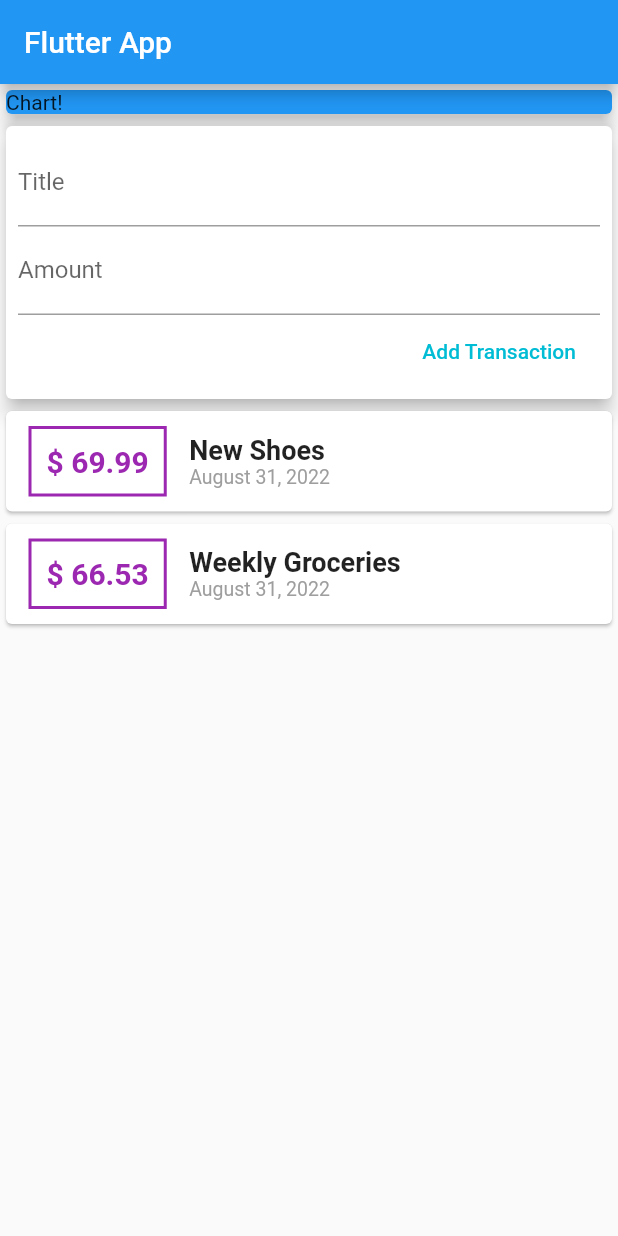
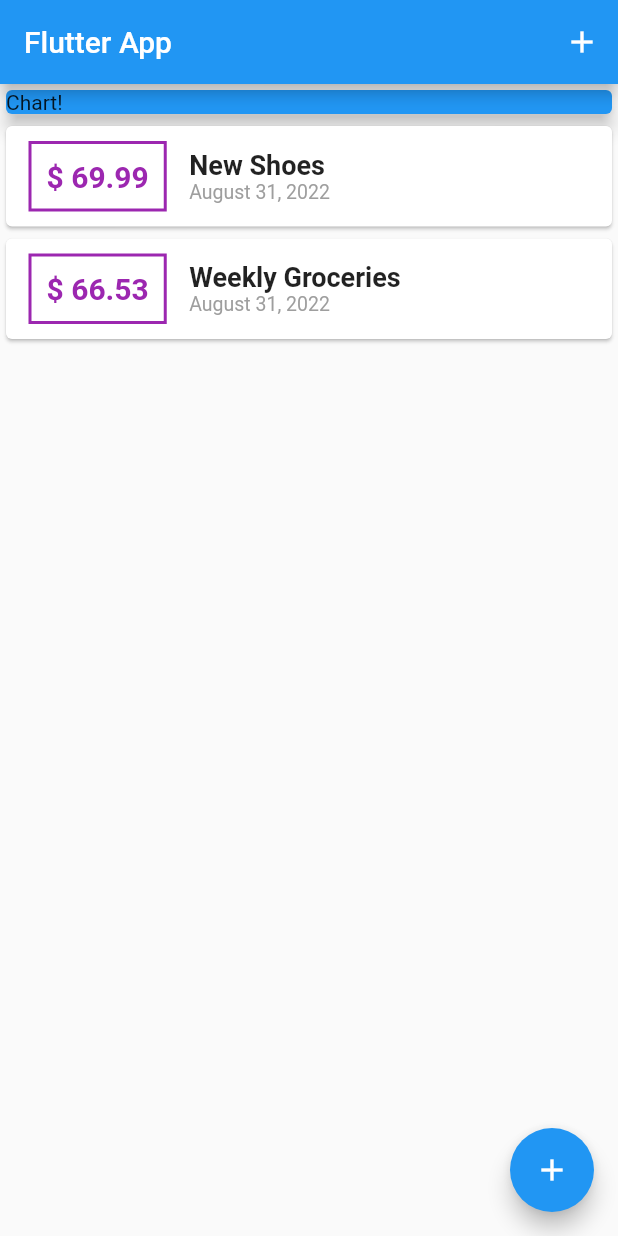
Before and after one commit to rahman9868/expenses_app, a Flutter app: the screen it shows after launch, on a phone screen of 412 x 824 dp. Run offline on Flutter 3.47's test engine with Material 2 defaults, Android fonts, the phone set to English and light mode, and no system bars; missing offline and left inert: dart:ffi.

Commit message:
Section 4 (92 - 95)
Commit:
- Input & Output Styling Configuration
- Add AppBar Button & FloatActionButton
- Showing Modal Bottom Sheet

```diff
--- a/lib/main.dart
+++ b/lib/main.dart
@@ -1,8 +1,7 @@
 import 'package:flutter/material.dart';
 import 'package:flutter_complete_guide/new_transaction.dart';
-import 'package:flutter_complete_guide/user_transaction.dart';
 import 'models/transaction.dart';
-import 'user_transaction.dart';
+import 'transaction_list.dart';
 
 void main() => runApp(MyApp());
 
@@ -16,17 +15,53 @@ class MyApp extends StatelessWidget {
   }
 }
 
-class MyHomePage extends StatelessWidget {
+class MyHomePage extends StatefulWidget {
+
+  @override
+  State<MyHomePage> createState() => _MyHomePageState();
+}
+
+class _MyHomePageState extends State<MyHomePage> {
+
+final List<Transcation> _userTransaction = [
+    Transcation(
+        id: "t1", title: "New Shoes", amount: 69.99, date: DateTime.now()
+        ),
+    Transcation(
+      id: "t2",title: "Weekly Groceries",amount: 66.53,date: DateTime.now()
+      )
+  ];
+
+  void _addNewTransaction(String titlex, double amountx){
+    final newTx = Transcation(title: titlex, amount: amountx, date: DateTime.now(),id: DateTime.now().toString() );
+
+    setState(() {
+      _userTransaction.add(newTx);
+    });
+  }
+
   // String titleInput ;
-  // String amountInput ;
   final titleController = TextEditingController();
+
   final amountController = TextEditingController();
+
+  void _startAddNewTranscation(BuildContext ctx){
+    showModalBottomSheet(context: ctx, builder: (_) {
+      return NewTransaction(_addNewTransaction);
+    });
+  }
 
   @override
   Widget build(BuildContext context) {
     return Scaffold(
         appBar: AppBar(
           title: Text('Flutter App'),
+          actions: [
+            IconButton(
+              onPressed:() => _startAddNewTranscation(context),
+              icon: Icon(Icons.add)
+            )
+          ],
         ),
         body: SingleChildScrollView(
           child: Column(
@@ -37,9 +72,14 @@ class MyHomePage extends StatelessWidget {
                 child: Container(width: double.infinity, child: Text("Chart!")),
                 elevation: 5,
               ),
-              UserTransactions()
+              TransactionList(_userTransaction)
             ],
           ),
-        ));
+        ),
+        floatingActionButton: FloatingActionButton(
+          child: Icon(Icons.add),
+          onPressed: () => _startAddNewTranscation(context),
+          ),
+        );
   }
 }
--- a/lib/transaction_list.dart
+++ b/lib/transaction_list.dart
@@ -1,3 +1,5 @@
+import 'dart:ffi';
+
 import 'package:flutter/material.dart';
 import 'package:flutter_complete_guide/models/transaction.dart';
 import 'models/transaction.dart';
@@ -13,16 +15,17 @@ class TransactionList extends StatelessWidget {
   Widget build(BuildContext context) {
     return   Container(
               width: double.infinity,
-              child: Column(
-                children: transactions.map((tx) {
-                  return Card(
+              height: 300,
+              child: ListView.builder(
+                itemBuilder: (ctx, index) {
+                    return Card(
                     child: Row(
                       children: [
                         Container(
                           margin: EdgeInsets.symmetric(
                               vertical: 10, horizontal: 15),
                           child: Text(
-                            "\$ ${tx.amount}",
+                            "\$ ${transactions[index].amount.toStringAsFixed(2)}",
                             style: TextStyle(fontWeight: FontWeight.bold, fontSize: 20, color: Colors.purple),
                           ),
                           decoration: BoxDecoration(
@@ -32,15 +35,16 @@ class TransactionList extends StatelessWidget {
                         Column(
                           crossAxisAlignment: CrossAxisAlignment.start,
                           children: [
-                            Text(tx.title, style: TextStyle(fontSize: 18, fontWeight: FontWeight.bold)),
+                            Text(transactions[index].title, style: TextStyle(fontSize: 18, fontWeight: FontWeight.bold)),
                             Text(
-                              DateFormat.yMMMMd().format(tx.date),style: TextStyle(fontSize: 13, color: Colors.grey))
+                              DateFormat.yMMMMd().format(transactions[index].date),style: TextStyle(fontSize: 13, color: Colors.grey))
                             ],
                         )
                       ],
                     ),
                   );
-                }).toList(),
+                },
+                itemCount: transactions.length,
               ),
             );
   }
--- a/lib/user_transaction.dart
+++ /dev/null
@@ -1,38 +0,0 @@
-import 'package:flutter/material.dart';
-import 'transaction_list.dart';
-import 'new_transaction.dart';
-import 'models/transaction.dart';
-
-class UserTransactions extends StatefulWidget {
-  @override
-  _UserTransactionsState createState() => _UserTransactionsState();
-}
-
-class _UserTransactionsState extends State<UserTransactions> {
-   final List<Transcation> _userTransaction = [
-    Transcation(
-        id: "t1", title: "New Shoes", amount: 69.99, date: DateTime.now()
-        ),
-    Transcation(
-      id: "t2",title: "Weekly Groceries",amount: 66.53,date: DateTime.now()
-      )
-  ];
-
-  void _addNewTransaction(String titlex, double amountx){
-    final newTx = Transcation(title: titlex, amount: amountx, date: DateTime.now(),id: DateTime.now().toString() );
-
-    setState(() {
-      _userTransaction.add(newTx);
-    });
-  }
-
-  @override
-  Widget build(BuildContext context) {
-    return Column(
-      children: [
-        NewTransaction(_addNewTransaction),
-        TransactionList(_userTransaction)
-      ],
-    );
-  }
-}
```
Also changed, not shown: lib/new_transaction.dart (+29 -5 lines), pubspec.lock, 2 other files.
